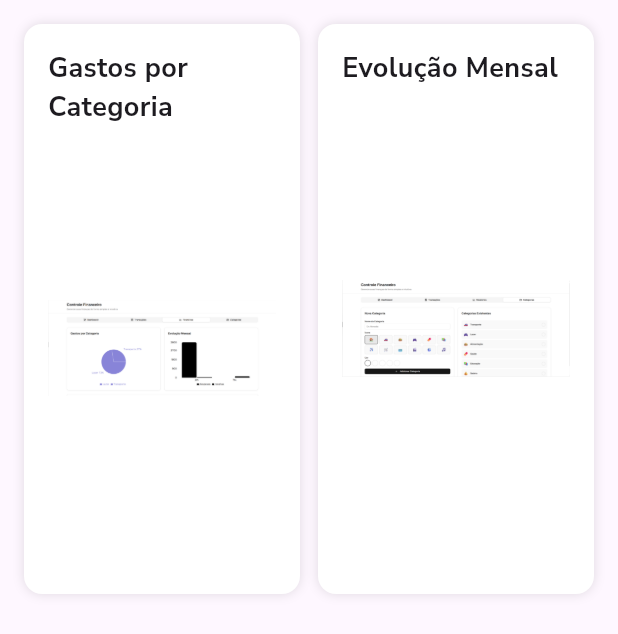
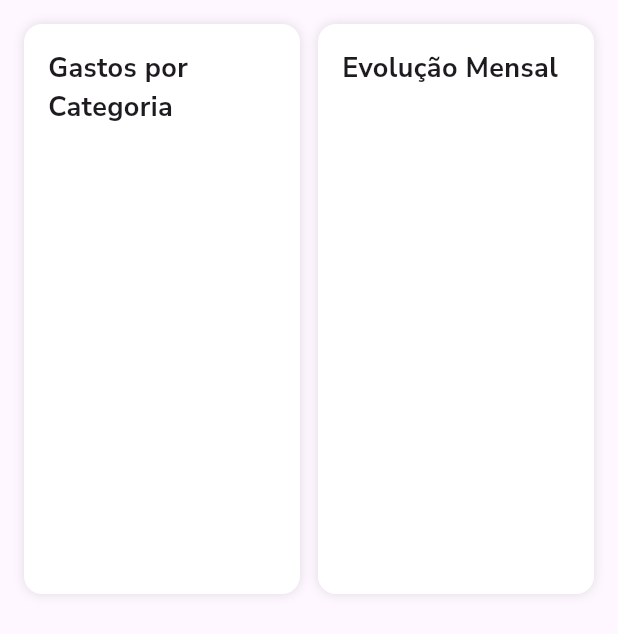
Before and after one commit to Daviitto/ControleDeGastosFlutter, a Flutter app: the ReportsScreen widget shown alone on an empty page, opened directly, on a phone screen of 412 x 824 dp. Shown: the top 634 px of the screen. Run offline on Flutter 3.47's test engine with Material 3 defaults, Android fonts, the phone set to English and light mode, and no system bars; our stand-ins replace google_fonts.

Commit message:
project Controle de gastos

```diff
--- a/lib/screens/reports.dart
+++ b/lib/screens/reports.dart
@@ -24,7 +24,7 @@ class ReportsScreen extends StatelessWidget {
         crossAxisAlignment: CrossAxisAlignment.start,
         children: [
           Text('Gastos por Categoria', style: TextStyle(fontSize: 18, fontWeight: FontWeight.bold)),
-          Expanded(child: Center(child: Image.asset('assets/images/ad332e65-9e6e-4c72-8bb0-a2846fef3259.png'))),
+          Expanded(child: Center()),
         ],
       ),
     );
@@ -39,7 +39,7 @@ class ReportsScreen extends StatelessWidget {
         crossAxisAlignment: CrossAxisAlignment.start,
         children: [
           Text('Evolução Mensal', style: TextStyle(fontSize: 18, fontWeight: FontWeight.bold)),
-          Expanded(child: Center(child: Image.asset('assets/images/96646a22-d6bf-44dd-ba66-e4bbfa964699.png'))),
+          Expanded(child: Center()),
         ],
       ),
     );
```
Also changed, not shown: assets/images/78333132-5b57-4bb6-a95d-6780420d05ba.png (deleted), assets/images/96646a22-d6bf-44dd-ba66-e4bbfa964699.png (deleted), assets/images/a3c0d720-95cc-423a-8c39-6a25c456b399.png (deleted), assets/images/ad332e65-9e6e-4c72-8bb0-a2846fef3259.png (deleted).
